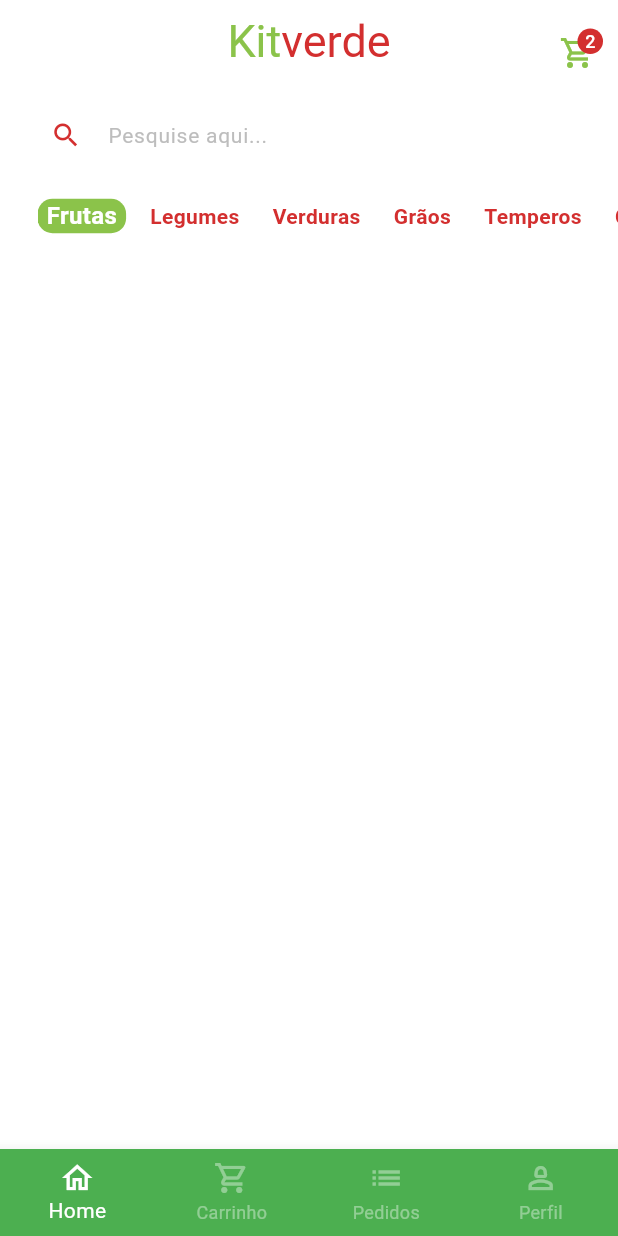
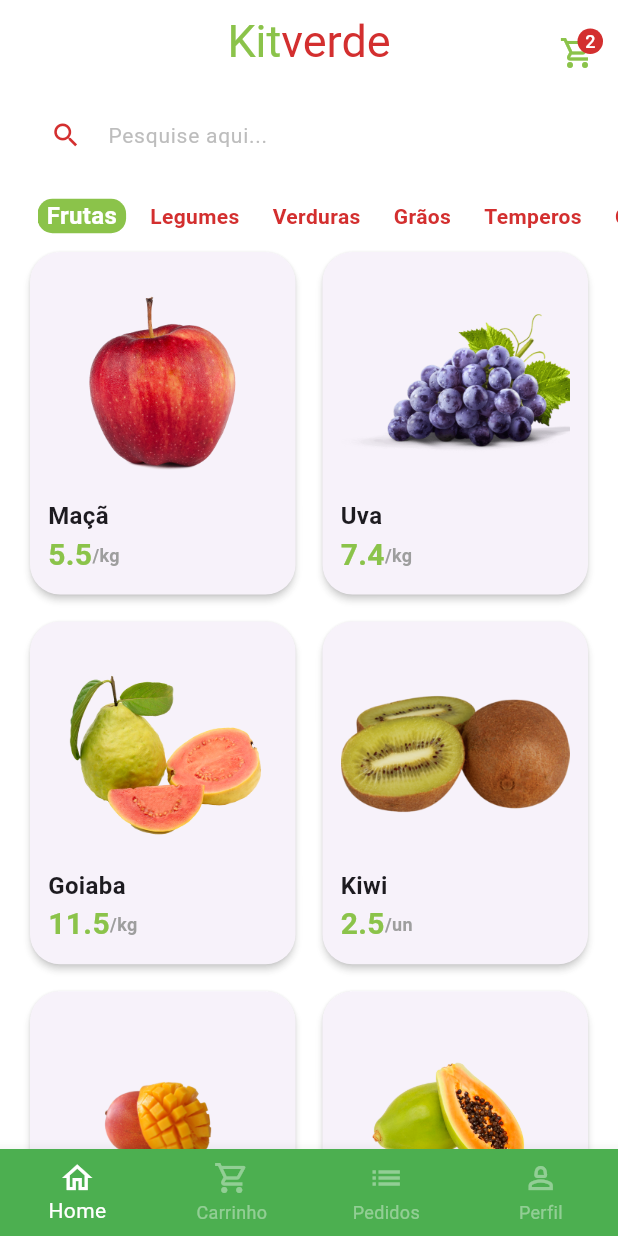
Before and after one commit to LucasConstantino92/kitanda, a Flutter app: the screen it shows after launch, after a tap on "Entrar", on a phone screen of 412 x 824 dp. Run offline on Flutter 3.47's test engine with Material 3 defaults, Android fonts, the phone set to English and light mode, and no system bars; our stand-ins replace animated_text_kit, mask_text_input_formatter.

Commit message:
Home Itens

```diff
--- a/lib/main.dart
+++ b/lib/main.dart
@@ -1,5 +1,5 @@
 import 'package:flutter/material.dart';
-import 'package:kitanda/src/auth/sign_in_screen.dart';
+import 'package:kitanda/src/pages/auth/sign_in_screen.dart';
 
 void main() {
   runApp(const MyApp());
@@ -11,7 +11,7 @@ class MyApp extends StatelessWidget {
   @override
   Widget build(BuildContext context) {
     return MaterialApp(
-      title: 'Flutter Demo',
+      title: 'Kitanda',
       theme: ThemeData(
         primarySwatch: Colors.green,
         scaffoldBackgroundColor: Colors.white.withAlpha(190)
--- /dev/null
+++ b/lib/src/config/app_data.dart
@@ -0,0 +1,73 @@
+import 'package:kitanda/src/models/item_model.dart';
+
+ItemModel apple = ItemModel(
+  itemName: 'Maçã',
+  imgUrl: 'assets/fruits/apple.png',
+  unit: 'kg',
+  price: 5.5,
+  description:
+      'A melhor maçã da região e que conta com o melhor preço de qualquer quitanda.',
+);
+
+ItemModel grape = ItemModel(
+  imgUrl: 'assets/fruits/grape.png',
+  itemName: 'Uva',
+  price: 7.4,
+  unit: 'kg',
+  description:
+      'A melhor uva da região e que conta com o melhor preço de qualquer quitanda. Este item conta com vitaminas essenciais para o fortalecimento corporal, resultando em uma vida saudável.',
+);
+
+ItemModel guava = ItemModel(
+  imgUrl: 'assets/fruits/guava.png',
+  itemName: 'Goiaba',
+  price: 11.5,
+  unit: 'kg',
+  description:
+      'A melhor goiaba da região e que conta com o melhor preço de qualquer quitanda. Este item conta com vitaminas essenciais para o fortalecimento corporal, resultando em uma vida saudável.',
+);
+
+ItemModel kiwi = ItemModel(
+  imgUrl: 'assets/fruits/kiwi.png',
+  itemName: 'Kiwi',
+  price: 2.5,
+  unit: 'un',
+  description:
+      'O melhor kiwi da região e que conta com o melhor preço de qualquer quitanda. Este item conta com vitaminas essenciais para o fortalecimento corporal, resultando em uma vida saudável.',
+);
+
+ItemModel mango = ItemModel(
+  imgUrl: 'assets/fruits/mango.png',
+  itemName: 'Manga',
+  price: 2.5,
+  unit: 'un',
+  description:
+      'A melhor manga da região e que conta com o melhor preço de qualquer quitanda. Este item conta com vitaminas essenciais para o fortalecimento corporal, resultando em uma vida saudável.',
+);
+
+ItemModel papaya = ItemModel(
+  imgUrl: 'assets/fruits/papaya.png',
+  itemName: 'Mamão papaya',
+  price: 8,
+  unit: 'kg',
+  description:
+      'O melhor mamão da região e que conta com o melhor preço de qualquer quitanda. Este item conta com vitaminas essenciais para o fortalecimento corporal, resultando em uma vida saudável.',
+);
+
+List<ItemModel> items = [
+  apple,
+  grape,
+  guava,
+  kiwi,
+  mango,
+  papaya,
+];
+
+List<String> categories = [
+  'Frutas',
+  'Legumes',
+  'Verduras',
+  'Grãos',
+  'Temperos',
+  'Cereais',
+];
--- /dev/null
+++ b/lib/src/models/item_model.dart
@@ -0,0 +1,15 @@
+class ItemModel {
+  String itemName;
+  String imgUrl;
+  String unit;
+  double price;
+  String description;
+
+  ItemModel({
+    required this.itemName,
+    required this.imgUrl,
+    required this.unit,
+    required this.price,
+    required this.description,
+  });
+}
--- a/lib/src/auth/sign_in_screen.dart
+++ b/lib/src/pages/auth/sign_in_screen.dart
@@ -1,8 +1,8 @@
 import 'package:animated_text_kit/animated_text_kit.dart';
 import 'package:flutter/material.dart';
-import 'package:kitanda/src/auth/components/custom_textfield.dart';
-import 'package:kitanda/src/base/base_screen_dart.dart';
 import 'package:kitanda/src/config/custom_colors.dart';
+import 'package:kitanda/src/pages/auth/components/custom_textfield.dart';
+import 'package:kitanda/src/pages/base/base_screen_dart.dart';
 import 'sign_up_screen.dart';
 
 class SignInScreen extends StatelessWidget {
--- a/lib/src/auth/sign_up_screen.dart
+++ b/lib/src/pages/auth/sign_up_screen.dart
@@ -1,6 +1,6 @@
 import 'package:flutter/material.dart';
-import 'package:kitanda/src/auth/components/custom_textfield.dart';
 import 'package:kitanda/src/config/custom_colors.dart';
+import 'package:kitanda/src/pages/auth/components/custom_textfield.dart';
 import 'package:mask_text_input_formatter/mask_text_input_formatter.dart';
 
 class SignUpScreen extends StatelessWidget {
--- a/lib/src/base/base_screen_dart.dart
+++ b/lib/src/pages/base/base_screen_dart.dart
@@ -1,5 +1,5 @@
 import 'package:flutter/material.dart';
-import 'package:kitanda/src/home/home_tab.dart';
+import 'package:kitanda/src/pages/home/home_tab.dart';
 
 class BaseScreen extends StatefulWidget {
   BaseScreen({super.key});
--- /dev/null
+++ b/lib/src/pages/home/components/item_tile.dart
@@ -0,0 +1,53 @@
+import 'package:flutter/material.dart';
+import 'package:kitanda/src/config/custom_colors.dart';
+import 'package:kitanda/src/models/item_model.dart';
+
+class ItemTile extends StatelessWidget {
+  const ItemTile({super.key, required this.item});
+
+  final ItemModel item;
+
+  @override
+  Widget build(BuildContext context) {
+    return Card(
+      elevation: 2,
+      shadowColor: Colors.grey.shade300,
+      shape: RoundedRectangleBorder(
+        borderRadius: BorderRadius.circular(20),
+      ),
+      child: Padding(
+        padding: const EdgeInsets.all(12),
+        child: Column(
+          crossAxisAlignment: CrossAxisAlignment.stretch,
+          children: [
+            Expanded(
+              child: Image.asset(item.imgUrl),
+            ),
+            Text(
+              item.itemName,
+              style: const TextStyle(fontSize: 16, fontWeight: FontWeight.bold),
+            ),
+            Row(
+              children: [
+                Text(
+                  item.price.toString(),
+                  style: TextStyle(
+                      fontWeight: FontWeight.bold,
+                      fontSize: 20,
+                      color: CustomColors.customSwatchColor),
+                ),
+                Text(
+                  '/${item.unit}',
+                  style: TextStyle(
+                      color: Colors.grey.shade500,
+                      fontWeight: FontWeight.bold,
+                      fontSize: 12),
+                ),
+              ],
+            ),
+          ],
+        ),
+      ),
+    );
+  }
+}
--- a/lib/src/home/home_tab.dart
+++ b/lib/src/pages/home/home_tab.dart
@@ -1,24 +1,17 @@
 import 'package:flutter/material.dart';
+import 'package:kitanda/src/config/app_data.dart' as app_data;
 import 'package:kitanda/src/config/custom_colors.dart';
-import 'package:kitanda/src/home/components/category_tile.dart';
+import 'package:kitanda/src/pages/home/components/category_tile.dart';
+import 'package:kitanda/src/pages/home/components/item_tile.dart';
 
 class HomeTab extends StatefulWidget {
-  HomeTab({super.key});
+  const HomeTab({super.key});
 
   @override
   State<HomeTab> createState() => _HomeTabState();
 }
 
 class _HomeTabState extends State<HomeTab> {
-  List<String> categories = [
-    'Frutas',
-    'Legumes',
-    'Verduras',
-    'Grãos',
-    'Temperos',
-    'Cereais',
-  ];
-
   String selectedCategory = 'Frutas';
 
   @override
@@ -97,11 +90,11 @@ class _HomeTabState extends State<HomeTab> {
               scrollDirection: Axis.horizontal,
               itemBuilder: (_, index) {
                 return CategoryTile(
-                  category: categories[index],
-                  isSelected: categories[index] == selectedCategory,
+                  category: app_data.categories[index],
+                  isSelected: app_data.categories[index] == selectedCategory,
                   onPressed: () {
                     setState(() {
-                      selectedCategory = categories[index];
+                      selectedCategory = app_data.categories[index];
                     });
                   },
                 );
@@ -109,9 +102,24 @@ class _HomeTabState extends State<HomeTab> {
               separatorBuilder: (_, index) => const SizedBox(
                 width: 10,
               ),
-              itemCount: categories.length,
+              itemCount: app_data.categories.length,
             ),
-          )
+          ),
+          Expanded(
+            child: GridView.builder(
+              padding: const EdgeInsets.fromLTRB(16, 0, 16, 16),
+              physics: const BouncingScrollPhysics(),
+              gridDelegate: const SliverGridDelegateWithFixedCrossAxisCount(
+                  crossAxisCount: 2,
+                  mainAxisSpacing: 10,
+                  crossAxisSpacing: 10,
+                  childAspectRatio: 9 / 11.5),
+              itemCount: app_data.items.length,
+              itemBuilder: (_, index) {
+                return ItemTile(item: app_data.items[index],);
+              },
+            ),
+          ),
         ],
       ),
     );
--- a/pubspec.yaml
+++ b/pubspec.yaml
@@ -61,8 +61,8 @@ flutter:
   uses-material-design: true
 
   # To add assets to your application, add an assets section, like this:
-  # assets:
-  #   - images/a_dot_burr.jpeg
+  assets:
+    - assets/fruits/
   #   - images/a_dot_ham.jpeg
 
   # An image asset can refer to one or more resolution-specific "variants", see
```
Also changed, not shown: assets/fruits/apple.png (added), assets/fruits/grape.png (added), assets/fruits/guava.png (added), assets/fruits/kiwi.png (added), assets/fruits/mango.png (added), assets/fruits/papaya.png (added), lib/src/pages/auth/components/custom_textfield.dart (renamed from lib/src/auth/components/custom_textfield.dart), lib/src/pages/home/components/category_tile.dart (renamed from lib/src/home/components/category_tile.dart).
